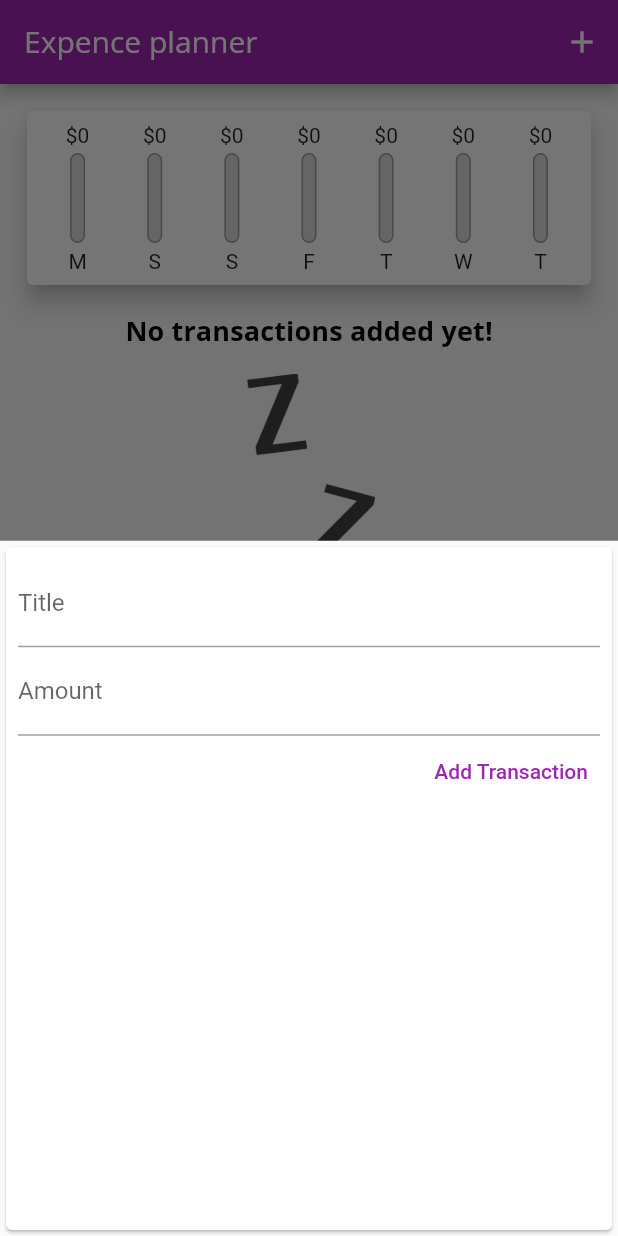
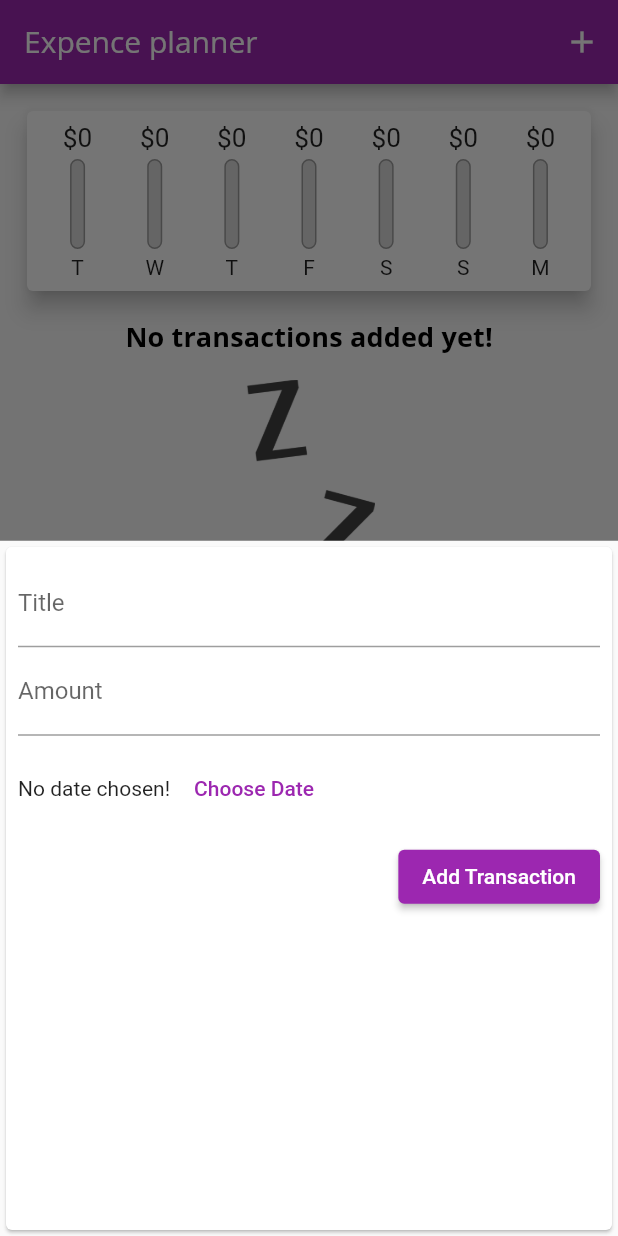
Before and after one commit to agolovanov-sharp/exexpence_planner, a Flutter app: the screen it shows after launch, after a tap on the "add" icon, on a phone screen of 412 x 824 dp. Run offline on Flutter 3.47's test engine with Material 2 defaults, Android fonts, the phone set to English and light mode, and no system bars.

Commit message:
Resizing Data picker Flat button theme

```diff
--- a/lib/main.dart
+++ b/lib/main.dart
@@ -25,8 +25,10 @@
                   fontSize: 18)),
           appBarTheme: const AppBarTheme(
               titleTextStyle: TextStyle(fontFamily: 'OpenSans', fontSize: 20)),
-          colorScheme: theme.colorScheme
-              .copyWith(primary: Colors.purple, secondary: Colors.amber)),
+          colorScheme: theme.colorScheme.copyWith(
+              primary: Colors.purple,
+              secondary: Colors.amber,
+              error: Colors.red)),
       home: HomeWidget(),
     );
   }
@@ -40,22 +42,14 @@
 }
 
 class _HomeWidgetState extends State<HomeWidget> {
-  final List<Transaction> _userTransactions = [
-    // Transaction(
-    //     id: '1',
-    //     title: 'New spoon and plate',
-    //     amount: 22.3,
-    //     date: DateTime.now()),
-    // Transaction(
-    //     id: '2',
-    //     title: 'Bought new smartphone',
-    //     amount: 81.3,
-    //     date: DateTime.now()),
-  ];
+  final List<Transaction> _userTransactions = [];
 
-  void _addNewTransaction(String title, double amount) {
+  void _addNewTransaction(String title, double amount, DateTime selectedDate) {
     final newTx = Transaction(
-        id: title, title: title, amount: amount, date: DateTime.now());
+        id: DateTime.now().toString(),
+        title: title,
+        amount: amount,
+        date: selectedDate);
 
     setState(() {
       _userTransactions.add(newTx);
@@ -68,6 +62,12 @@
         builder: (_) {
           return NewTransaction(onAddTx: _addNewTransaction);
         });
+  }
+
+  void _deleteTransaction(String id) {
+    setState(() {
+      _userTransactions.removeWhere((element) => element.id == id);
+    });
   }
 
   List<Transaction> get _recentTransactions {
@@ -100,7 +100,7 @@
           crossAxisAlignment: CrossAxisAlignment.stretch,
           children: [
             Chart(_recentTransactions),
-            TransactionList(_userTransactions)
+            TransactionList(_userTransactions, _deleteTransaction)
           ],
         ),
       ),
--- a/lib/widgets/chart.dart
+++ b/lib/widgets/chart.dart
@@ -25,7 +25,7 @@ class Chart extends StatelessWidget {
         'day': DateFormat.E().format(weekday).substring(0, 1),
         'amount': totalSum
       };
-    });
+    }).reversed.toList();
   }
 
   double get totalSpent {
--- a/lib/widgets/chart_bar.dart
+++ b/lib/widgets/chart_bar.dart
@@ -16,7 +16,10 @@ class ChartBar extends StatelessWidget {
   Widget build(BuildContext context) {
     return Column(
       children: [
-        FittedBox(child: Text('\$${spendAmount.toStringAsFixed(0)}')),
+        Container(
+            height: 20,
+            child:
+                FittedBox(child: Text('\$${spendAmount.toStringAsFixed(0)}'))),
         SizedBox(
           height: 4,
         ),
--- a/lib/widgets/new_transaction.dart
+++ b/lib/widgets/new_transaction.dart
@@ -1,4 +1,5 @@
 import 'package:flutter/material.dart';
+import 'package:intl/intl.dart';
 
 class NewTransaction extends StatefulWidget {
   final Function onAddTx;
@@ -11,23 +12,50 @@ class NewTransaction extends StatefulWidget {
 
 class _NewTransactionState extends State<NewTransaction> {
   final titleController = TextEditingController();
+  final amountController = TextEditingController();
 
-  final amountController = TextEditingController();
+  DateTime? _selectedDate;
 
   submitData() {
     final amount = double.parse(amountController.text);
     final title = titleController.text;
 
-    if (title.isEmpty || amount <= 0) {
+    if (title.isEmpty || amount <= 0 || _selectedDate == null) {
       return;
     }
 
-    widget.onAddTx(title, double.parse(amountController.text));
+    widget.onAddTx(title, double.parse(amountController.text), _selectedDate);
     Navigator.of(context).pop();
+  }
+
+  void _showDatepicker() {
+    showDatePicker(
+            context: context,
+            initialDate: DateTime.now(),
+            firstDate: DateTime(2019),
+            lastDate: DateTime.now())
+        .then((pickedDate) {
+      if (pickedDate == null) {
+        return;
+      }
+
+      setState(() {
+        _selectedDate = pickedDate;
+      });
+    });
   }
 
   @override
   Widget build(BuildContext context) {
+    final ButtonStyle flatButtonStyle = TextButton.styleFrom(
+      primary: Theme.of(context).primaryColor,
+      minimumSize: Size(88, 36),
+      padding: EdgeInsets.symmetric(horizontal: 16.0),
+      shape: const RoundedRectangleBorder(
+        borderRadius: BorderRadius.all(Radius.circular(2.0)),
+      ),
+    );
+
     return Card(
       child: Container(
         padding: const EdgeInsets.all(8),
@@ -45,10 +73,27 @@ class _NewTransactionState extends State<NewTransaction> {
               controller: amountController,
               onSubmitted: (_) => submitData(),
             ),
-            TextButton(
+            Container(
+              height: 70,
+              child: Row(
+                children: [
+                  Text(_selectedDate == null
+                      ? 'No date chosen!'
+                      : DateFormat.yMd().format(_selectedDate!)),
+                  TextButton(
+                    style: flatButtonStyle,
+                    onPressed: () {
+                      _showDatepicker();
+                    },
+                    child: Text('Choose Date'),
+                  )
+                ],
+              ),
+            ),
+            ElevatedButton(
               onPressed: submitData,
               style: ButtonStyle(
-                  foregroundColor: MaterialStateProperty.all(Colors.purple)),
+                  foregroundColor: MaterialStateProperty.all(Colors.white)),
               child: const Text('Add Transaction'),
             )
           ],
--- a/lib/widgets/transaction_list.dart
+++ b/lib/widgets/transaction_list.dart
@@ -6,8 +6,9 @@ import 'package:intl/intl.dart';
 
 class TransactionList extends StatelessWidget {
   final List<Transaction> transactions;
+  final Function deleteTransaction;
 
-  TransactionList(this.transactions);
+  TransactionList(this.transactions, this.deleteTransaction);
 
   @override
   Widget build(BuildContext context) {
@@ -51,6 +52,14 @@ class TransactionList extends StatelessWidget {
                       DateFormat.yMMMd().format(transactions[index].date),
                       style: const TextStyle(fontSize: 16, color: Colors.grey),
                     ),
+                    trailing: IconButton(
+                      icon: Icon(
+                        Icons.delete,
+                        color: Theme.of(context).errorColor,
+                      ),
+                      onPressed: () =>
+                          deleteTransaction(transactions[index].id),
+                    ),
                   ),
                 );
                 // return Card(
```
